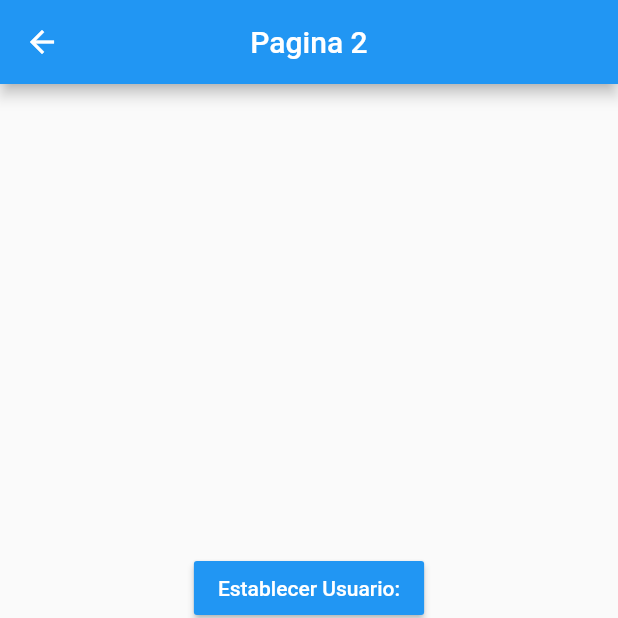
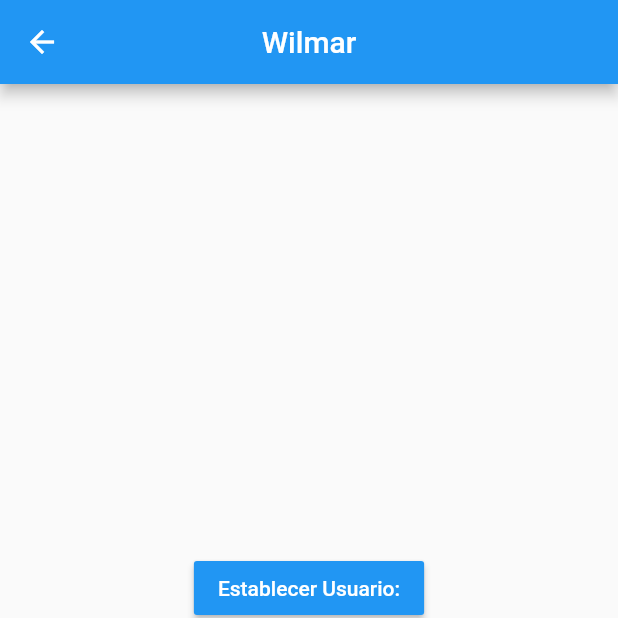
Before and after one commit to IamWilmar/manejadores_de_estados, a Flutter app: the Pagina2Page screen opened by its route, after a tap on "Establecer Usuario:", on a phone screen of 412 x 824 dp, the top half of it. Run offline on Flutter 3.47's test engine with Material 2 defaults, Android fonts, the phone set to English and light mode, and no system bars; accounts and stored records are empty.

```diff
--- a/lib/pages/pagina1_page.dart
+++ b/lib/pages/pagina1_page.dart
@@ -1,14 +1,28 @@
+import 'package:estados/models/usuario.dart';
+import 'package:estados/services/usuario_service.dart';
 import 'package:flutter/material.dart';
+import 'package:provider/provider.dart';
 
 class Pagina1Page extends StatelessWidget {
   @override
   Widget build(BuildContext context) {
+    final usuarioService = Provider.of<UsuarioService>(context);
     return Scaffold(
       appBar: AppBar(
         title: Text('Pagina1'),
         centerTitle: true,
+        actions: [
+          IconButton(
+            icon: Icon(Icons.exit_to_app),
+            onPressed: () {
+              usuarioService.removerUsuario();
+            },
+          ),
+        ],
       ),
-      body: InformacionUsuario(),
+      body: usuarioService.existeUsuario
+          ? InformacionUsuario(usuario: usuarioService.usuario)
+          : Center(child: Text('No hay Uuuario seleccionado')),
       floatingActionButton: FloatingActionButton(
         child: Icon(Icons.arrow_forward_ios_outlined),
         onPressed: () {
@@ -20,6 +34,8 @@ class Pagina1Page extends StatelessWidget {
 }
 
 class InformacionUsuario extends StatelessWidget {
+  final Usuario usuario;
+  const InformacionUsuario({Key key, this.usuario}) : super(key: key);
   @override
   Widget build(BuildContext context) {
     return Container(
@@ -33,16 +49,17 @@ class InformacionUsuario extends StatelessWidget {
             style: TextStyle(fontSize: 18, fontWeight: FontWeight.bold),
           ),
           Divider(),
-          ListTile(title: Text('Nombre:')),
-          ListTile(title: Text('Edad:')),
+          ListTile(title: Text('Nombre: ${usuario.nombre}')),
+          ListTile(title: Text('Edad: ${usuario.edad}')),
           Text(
             'Profesiones',
             style: TextStyle(fontSize: 18, fontWeight: FontWeight.bold),
           ),
           Divider(),
-          ListTile(title: Text('Profesion 1:')),
-          ListTile(title: Text('Profesion 2:')),
-          ListTile(title: Text('Profesion 3:')),
+          ...usuario.profesiones.map((profesion) => ListTile(title: Text(profesion))).toList()
+          // ListTile(title: Text('Profesion 1:')),
+          // ListTile(title: Text('Profesion 2:')),
+          // ListTile(title: Text('Profesion 3:')),
         ],
       ),
     );
--- a/lib/pages/pagina2_page.dart
+++ b/lib/pages/pagina2_page.dart
@@ -1,11 +1,17 @@
+import 'package:estados/models/usuario.dart';
+import 'package:estados/services/usuario_service.dart';
 import 'package:flutter/material.dart';
+import 'package:provider/provider.dart';
 
 class Pagina2Page extends StatelessWidget {
   @override
   Widget build(BuildContext context) {
+    final usuarioService = Provider.of<UsuarioService>(context);
     return Scaffold(
       appBar: AppBar(
-        title: Text('Pagina 2'),
+        title: usuarioService.existeUsuario
+            ? Text(usuarioService.usuario.nombre)
+            : Text('Pagina 2'),
         centerTitle: true,
       ),
       body: Center(
@@ -16,19 +22,30 @@ class Pagina2Page extends StatelessWidget {
               color: Colors.blue,
               child: Text('Establecer Usuario:',
                   style: TextStyle(color: Colors.white)),
-              onPressed: () {},
+              onPressed: () {
+                final newUser = new Usuario(
+                  nombre: "Wilmar",
+                  edad: 22,
+                  profesiones: ['Full Stack Developer', 'Gamer'],
+                );
+                usuarioService.usuario = newUser;
+              },
             ),
             MaterialButton(
               color: Colors.blue,
               child: Text('Cambiar usuario:',
                   style: TextStyle(color: Colors.white)),
-              onPressed: () {},
+              onPressed: () {
+                usuarioService.cambiarEdad(33);
+              },
             ),
             MaterialButton(
               color: Colors.blue,
               child: Text('Añadir Profesion:',
                   style: TextStyle(color: Colors.white)),
-              onPressed: () {},
+              onPressed: () {
+                usuarioService.agregarProfesion();
+              },
             ),
           ],
         ),
--- /dev/null
+++ b/lib/services/usuario_service.dart
@@ -0,0 +1,33 @@
+
+import 'package:estados/models/usuario.dart';
+import 'package:flutter/cupertino.dart';
+
+class UsuarioService with ChangeNotifier{
+  Usuario _usuario;
+
+  //getters
+  Usuario get usuario => this._usuario;
+  bool get existeUsuario => this._usuario != null ? true : false;
+
+  //setters
+  set usuario(Usuario user){
+    this._usuario = user;
+    notifyListeners();
+  }
+
+  void cambiarEdad(int edad){
+    this._usuario.edad = edad;
+    notifyListeners();
+  }
+
+  void removerUsuario(){
+    this._usuario = null;
+    notifyListeners();
+  }
+
+  void agregarProfesion(){
+    this._usuario.profesiones.add('Profesion ${  this._usuario.profesiones.length+ 1}');
+    notifyListeners();
+  }
+
+}
--- a/pubspec.yaml
+++ b/pubspec.yaml
@@ -28,6 +28,7 @@ dependencies:
   # The following adds the Cupertino Icons font to your application.
   # Use with the CupertinoIcons class for iOS style icons.
   cupertino_icons: ^1.0.2
+  provider: ^5.0.0
 
 dev_dependencies:
   flutter_test:
```
Also changed, not shown: lib/main.dart (+8 -1 lines), pubspec.lock.
